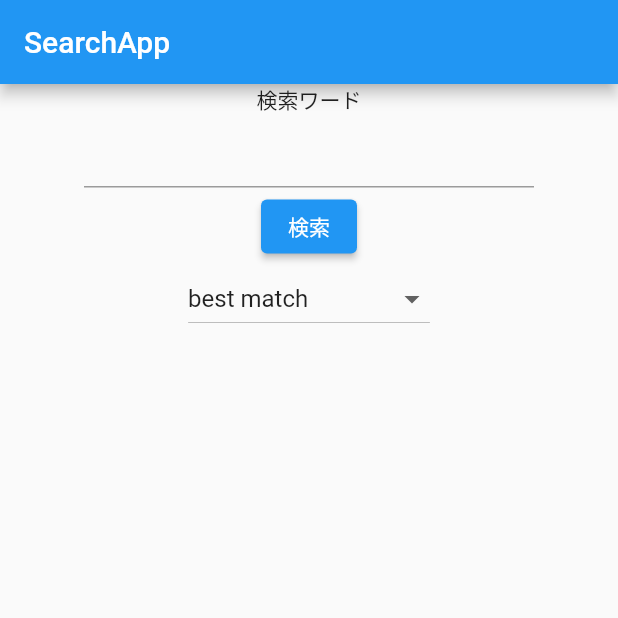
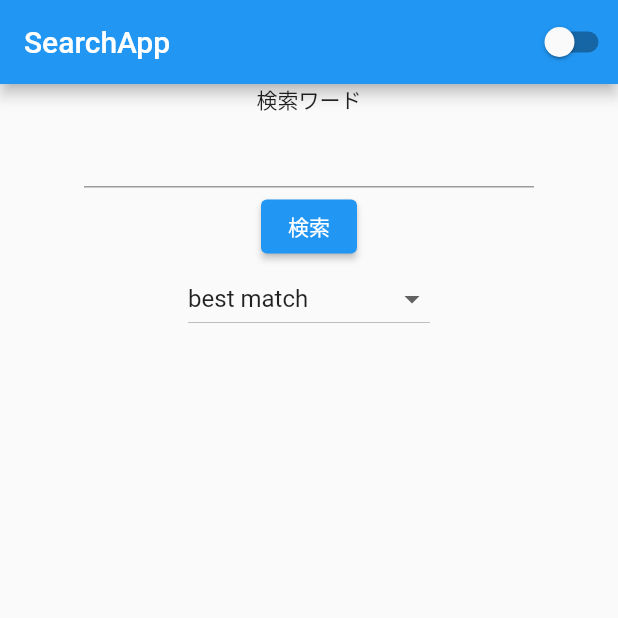
Before and after one commit to soilwing/searchapp, a Flutter app: the screen it shows after launch, on a phone screen of 412 x 824 dp, the top half of it. Run offline on Flutter 3.47's test engine with Material 2 defaults, Android fonts, the phone set to English and light mode, and no system bars; our stand-ins replace flutter_riverpod.

Commit message:
theme_change

```diff
--- a/lib/main.dart
+++ b/lib/main.dart
@@ -1,22 +1,29 @@
 import 'package:flutter/material.dart';
 import 'package:flutter_riverpod/flutter_riverpod.dart';
+import 'package:searchapp/theme_change.dart';
 import 'search_page.dart';
 
 // main関数
 void main() {
   runApp(const ProviderScope(child: MyApp()));
 }
-
-class MyApp extends StatelessWidget {
+class MyApp extends ConsumerWidget {
   const MyApp({Key? key}) : super(key: key);
 
   @override
-  Widget build(BuildContext context) {
+  Widget build(BuildContext context, WidgetRef ref) {
+    final themeMode = ref.watch(themeModeProvider);
     return MaterialApp(
       title: 'Flutter SearchApp',
       theme: ThemeData(
+        brightness: Brightness.light,
         primarySwatch: Colors.blue,
       ),
+      darkTheme: ThemeData(
+        brightness: Brightness.dark,
+        primarySwatch: Colors.red,
+      ),
+      themeMode: themeMode,
       // SearchAppを表示
       home: const SearchPage(),
     );
--- a/lib/search_page.dart
+++ b/lib/search_page.dart
@@ -1,5 +1,6 @@
 import 'package:flutter/material.dart';
 import 'package:flutter_riverpod/flutter_riverpod.dart';
+import 'package:searchapp/theme_change.dart';
 import 'api_search.dart';
 import 'detail_page.dart';
 
@@ -12,6 +13,16 @@ class SearchPage extends StatelessWidget {
     return Scaffold(
       appBar: AppBar(
         title: const Text('SearchApp'),
+        actions: [
+          Consumer(builder: (context, ref, _) {
+            final themeMode = ref.watch(themeModeProvider);
+            return Switch(
+                value: themeMode == ThemeMode.dark,
+                onChanged: (_) {
+                  ref.read(themeModeProvider.notifier).toggleThemeMode();
+                });
+          })
+        ],
       ),
       body: Center(
         child: Column(
--- /dev/null
+++ b/lib/theme_change.dart
@@ -0,0 +1,14 @@
+import 'package:flutter/material.dart';
+import 'package:flutter_riverpod/flutter_riverpod.dart';
+
+final themeModeProvider = StateNotifierProvider<ThemeModeNotifier, ThemeMode>((ref) {
+  return ThemeModeNotifier();
+});
+
+class ThemeModeNotifier extends StateNotifier<ThemeMode> {
+  ThemeModeNotifier() : super(ThemeMode.light);
+
+  void toggleThemeMode() {
+    state = state == ThemeMode.dark ? ThemeMode.light : ThemeMode.dark;
+  }
+}
```
